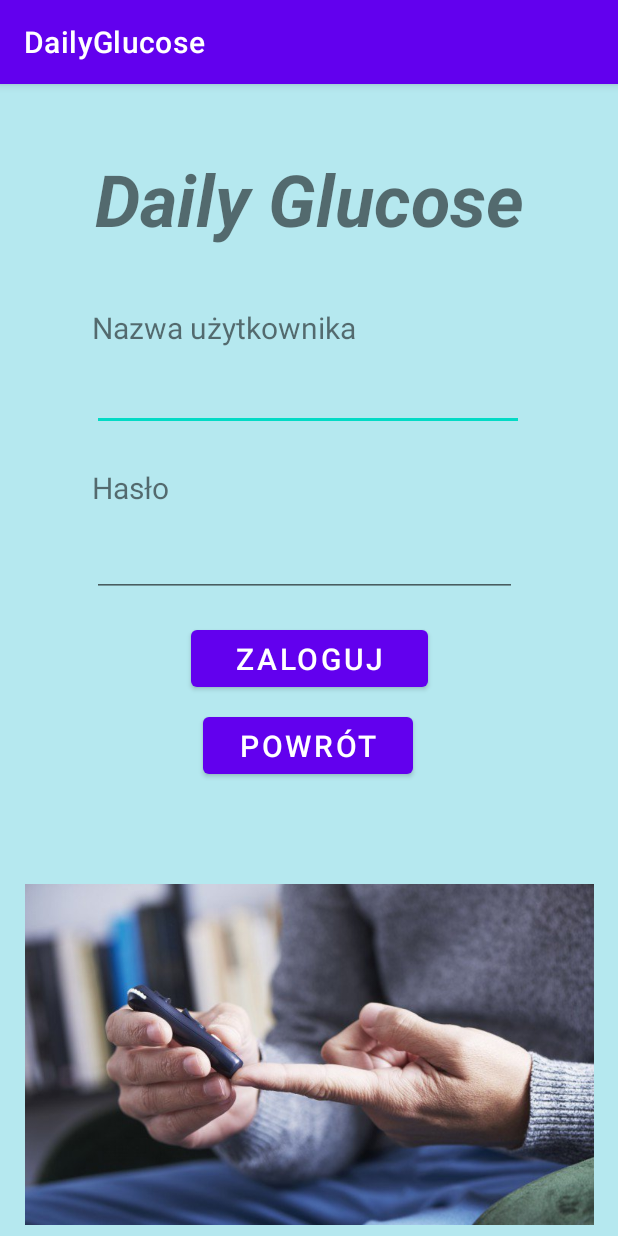
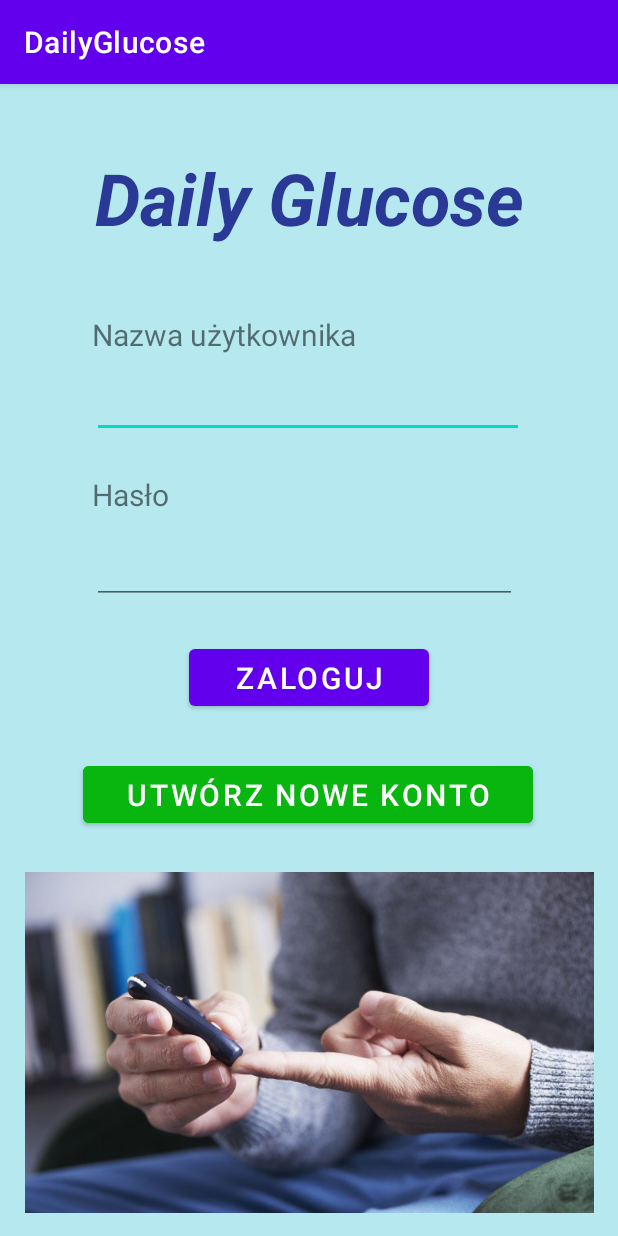
Before and after one commit to paulinaduras/DailyGlucose, an Android app: the EkranLogowania screen opened directly, with no data from a screen before it, on a phone screen of 412 x 824 dp. Run offline under Robolectric (Android 15) with nearby library versions, the phone set to English and light mode, and no system bars.

Commit message:
Start + Logowanie + Rejestracja + Główny

```diff
--- a/app/src/main/AndroidManifest.xml
+++ b/app/src/main/AndroidManifest.xml
@@ -9,7 +9,9 @@
         android:roundIcon="@mipmap/ic_launcher_round"
         android:supportsRtl="true"
         android:theme="@style/Theme.DailyGlucose">
-        <activity android:name=".EkranLogowania"></activity>
+        <activity android:name=".EkranGlowny"></activity>
+        <activity android:name=".EkranRejestracji" />
+        <activity android:name=".EkranLogowania" />
         <activity android:name=".MainActivity">
             <intent-filter>
                 <action android:name="android.intent.action.MAIN" />
--- a/app/src/main/java/com/example/dailyglucose/EkranLogowania.kt
+++ b/app/src/main/java/com/example/dailyglucose/EkranLogowania.kt
@@ -12,27 +12,38 @@ class EkranLogowania : AppCompatActivity() {
     private var logowanieNazwaUzytkownika: EditText? = null
     private var logowanieHaslo: EditText? = null
     private var btnLogowania: Button? = null
-    private var btnPowrotu: Button? = null
+    private var btnNoweKonto: Button? = null
 
     override fun onCreate(savedInstanceState: Bundle?) {
         super.onCreate(savedInstanceState)
         setContentView(R.layout.activity_ekran_logowania)
 
-        logowanieNazwaUzytkownika = findViewById(R.id.textLogowanie3)
-        logowanieHaslo = findViewById(R.id.textLogowanie5)
+        logowanieNazwaUzytkownika = findViewById(R.id.editTextLogowanie1)
+        logowanieHaslo = findViewById(R.id.editTextLogowanie2)
         btnLogowania = findViewById(R.id.btnLogowania)
-        btnPowrotu = findViewById(R.id.btnPowrotu)
+        btnNoweKonto = findViewById(R.id.btnNoweKonto)
 
-        btnPowrotu?.setOnClickListener(object : View.OnClickListener{
+        btnLogowania?.setOnClickListener(object : View.OnClickListener{
             override fun onClick(v: View?) {
-                openMainActivity()
+                rejestracja()
+            }
+        })
+
+        btnNoweKonto?.setOnClickListener(object : View.OnClickListener{
+            override fun onClick(v: View?) {
+                openEkranRejestracji()
             }
         })
     }
 
+    private fun rejestracja(){
+        val intent = Intent(this, EkranGlowny::class.java)
+        startActivity(intent)
+    }
+
     // ta metoda pozwala na przechodzenie z obecnego widoku na widok MainActivity
-    private fun openMainActivity(){
-        val intent = Intent(this, MainActivity::class.java)
+    private fun openEkranRejestracji(){
+        val intent = Intent(this, EkranRejestracji::class.java)
         startActivity(intent)
     }
 }
--- a/app/src/main/res/layout/activity_ekran_logowania.xml
+++ b/app/src/main/res/layout/activity_ekran_logowania.xml
@@ -9,10 +9,12 @@
 
     <TextView
         android:id="@+id/textLogowanie1"
-        android:layout_width="wrap_content"
-        android:layout_height="wrap_content"
+        android:layout_width="320dp"
+        android:layout_height="70dp"
         android:layout_marginTop="24dp"
         android:text="Daily Glucose"
+        android:textAlignment="center"
+        android:textColor="#293995"
         android:textSize="48sp"
         android:textStyle="bold|italic"
         app:layout_constraintBottom_toBottomOf="parent"
@@ -26,15 +28,17 @@
         android:layout_width="wrap_content"
         android:layout_height="wrap_content"
         android:layout_marginTop="40dp"
+        android:layout_marginBottom="16dp"
         android:text="Nazwa użytkownika"
         android:textSize="20sp"
+        app:layout_constraintBottom_toTopOf="@+id/editTextLogowanie1"
         app:layout_constraintEnd_toEndOf="parent"
         app:layout_constraintHorizontal_bias="0.261"
         app:layout_constraintStart_toStartOf="parent"
         app:layout_constraintTop_toBottomOf="@+id/textLogowanie1" />
 
     <EditText
-        android:id="@+id/textLogowanie3"
+        android:id="@+id/editTextLogowanie1"
         android:layout_width="288dp"
         android:layout_height="39dp"
         android:layout_marginTop="16dp"
@@ -46,19 +50,21 @@
         app:layout_constraintTop_toBottomOf="@+id/textLogowanie2" />
 
     <TextView
-        android:id="@+id/textLogowanie4"
+        android:id="@+id/textLogowanie3"
         android:layout_width="wrap_content"
         android:layout_height="wrap_content"
         android:layout_marginTop="24dp"
+        android:layout_marginBottom="16dp"
         android:text="Hasło"
         android:textSize="20sp"
+        app:layout_constraintBottom_toTopOf="@+id/editTextLogowanie2"
         app:layout_constraintEnd_toEndOf="parent"
         app:layout_constraintHorizontal_bias="0.17"
         app:layout_constraintStart_toStartOf="parent"
-        app:layout_constraintTop_toBottomOf="@+id/textLogowanie3" />
+        app:layout_constraintTop_toBottomOf="@+id/editTextLogowanie1" />
 
     <EditText
-        android:id="@+id/textLogowanie5"
+        android:id="@+id/editTextLogowanie2"
         android:layout_width="283dp"
         android:layout_height="43dp"
         android:layout_marginTop="16dp"
@@ -67,28 +73,34 @@
         app:layout_constraintEnd_toEndOf="parent"
         app:layout_constraintHorizontal_bias="0.476"
         app:layout_constraintStart_toStartOf="parent"
-        app:layout_constraintTop_toBottomOf="@+id/textLogowanie4" />
+        app:layout_constraintTop_toBottomOf="@+id/textLogowanie3" />
 
     <Button
         android:id="@+id/btnLogowania"
-        android:layout_width="158dp"
+        android:layout_width="160dp"
         android:layout_height="50dp"
         android:layout_marginTop="16dp"
         android:text="ZALOGUJ"
         android:textSize="20sp"
+        app:layout_constraintBottom_toTopOf="@+id/btnNoweKonto"
         app:layout_constraintEnd_toEndOf="parent"
         app:layout_constraintStart_toStartOf="parent"
-        app:layout_constraintTop_toBottomOf="@+id/textLogowanie5" />
+        app:layout_constraintTop_toBottomOf="@+id/editTextLogowanie2" />
 
     <Button
-        android:id="@+id/btnPowrotu"
-        android:layout_width="140dp"
+        android:id="@+id/btnNoweKonto"
+        android:layout_width="300dp"
         android:layout_height="50dp"
-        android:layout_marginTop="8dp"
-        android:text="POWRÓT"
+        android:layout_marginTop="20dp"
+        android:layout_marginBottom="11dp"
+        android:backgroundTint="#08B60F"
+        android:fontFamily="sans-serif-medium"
+        android:text="Utwórz nowe konto"
+        android:textAllCaps="true"
         android:textSize="20sp"
+        app:layout_constraintBottom_toTopOf="@+id/imageView"
         app:layout_constraintEnd_toEndOf="parent"
-        app:layout_constraintHorizontal_bias="0.498"
+        app:layout_constraintHorizontal_bias="0.495"
         app:layout_constraintStart_toStartOf="parent"
         app:layout_constraintTop_toBottomOf="@+id/btnLogowania" />
 
@@ -99,7 +111,7 @@
         app:layout_constraintBottom_toBottomOf="parent"
         app:layout_constraintEnd_toEndOf="parent"
         app:layout_constraintStart_toStartOf="parent"
-        app:layout_constraintTop_toBottomOf="@+id/btnPowrotu"
+        app:layout_constraintTop_toBottomOf="@+id/btnNoweKonto"
         app:layout_constraintVertical_bias="1.0"
         app:srcCompat="@drawable/pomiar_cukru" />
 </androidx.constraintlayout.widget.ConstraintLayout>
```
Also changed, not shown: app/src/main/java/com/example/dailyglucose/EkranGlowny.kt (added, +31 -0 lines), app/src/main/java/com/example/dailyglucose/EkranRejestracji.kt (added, +52 -0 lines), app/src/main/java/com/example/dailyglucose/MainActivity.kt (+10 -1 lines), app/src/main/res/layout/activity_ekran_glowny.xml (added, +45 -0 lines), app/src/main/res/layout/activity_ekran_rejestracji.xml (added, +157 -0 lines), app/src/main/res/layout/activity_main.xml (+7 -5 lines).
